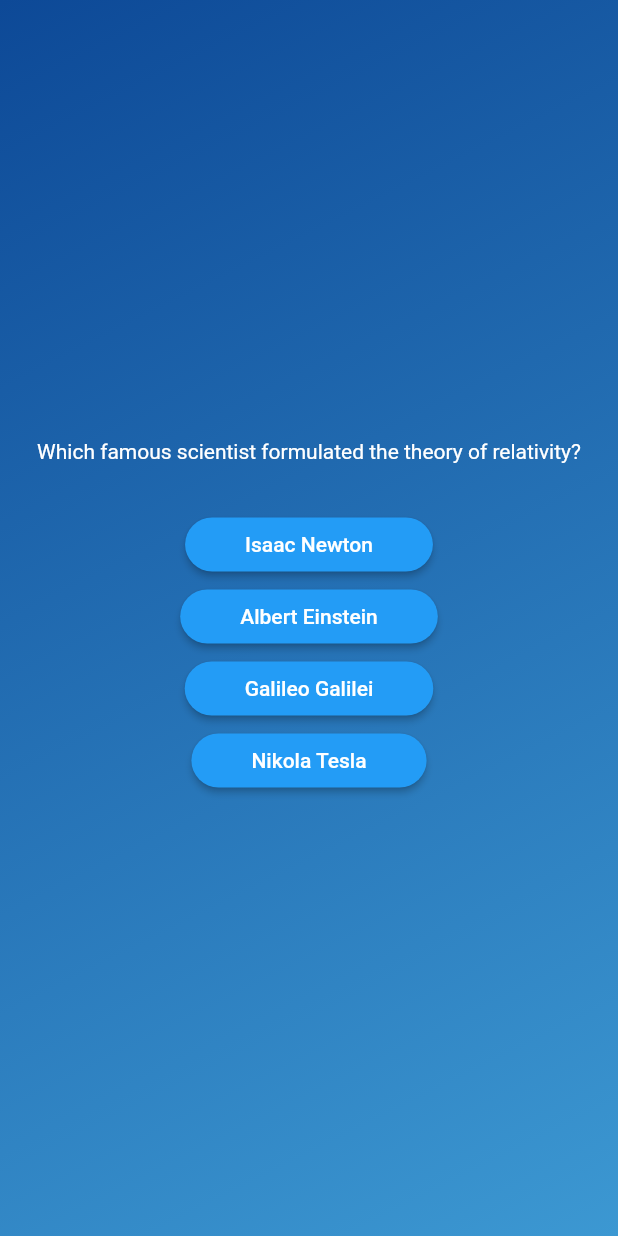
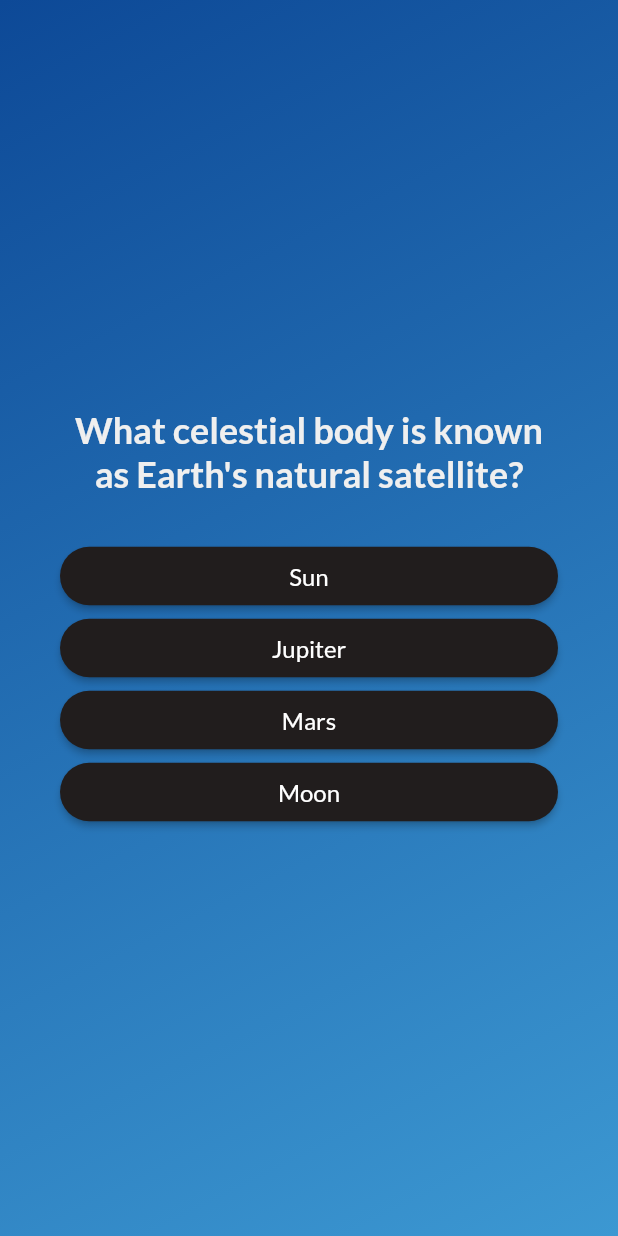
Before and after one commit to PrinceKae/adv, a Flutter app: the screen it shows after launch, after a tap on "Start Quiz", after a tap on "Isaac Newton", on a phone screen of 412 x 824 dp. Run offline on Flutter 3.47's test engine with Material 2 defaults, Android fonts, the phone set to English and light mode, and no system bars; our stand-ins replace google_fonts.

```diff
--- a/lib/answer_button.dart
+++ b/lib/answer_button.dart
@@ -1,4 +1,5 @@
 import 'package:flutter/material.dart';
+import 'package:google_fonts/google_fonts.dart';
 
 class AnswerButton extends StatelessWidget {
   const AnswerButton({
@@ -18,7 +19,7 @@ class AnswerButton extends StatelessWidget {
           horizontal: 40,
           vertical: 10,
         ),
-        backgroundColor: const Color.fromARGB(255, 35, 156, 246),
+        backgroundColor: const Color.fromARGB(255, 33, 29, 29),
         foregroundColor: Colors.white,
         shape: RoundedRectangleBorder(
           borderRadius: BorderRadius.circular(40),
@@ -26,7 +27,11 @@ class AnswerButton extends StatelessWidget {
       ),
       child: Text(
         answerText,
-        style: const TextStyle(fontSize: 14),
+        textAlign: TextAlign.center,
+        style: GoogleFonts.lato(
+          fontSize: 16,
+          color: Colors.white,
+        )
       ),
     );
   }
--- a/lib/data/questions.dart
+++ b/lib/data/questions.dart
@@ -4,25 +4,25 @@ const questions = [
   QuizQuestions(
     'Which famous scientist formulated the theory of relativity?',
     [
+      'Albert Einstein',
       'Isaac Newton',
-      'Albert Einstein',
       'Galileo Galilei',
       'Nikola Tesla',
     ],
   ),
   QuizQuestions(
       'What celestial body is known as Earth\'s natural satellite?', [
+    'Moon',
     'Sun',
     'Mars',
-    'Moon',
     'Jupiter',
   ]),
    QuizQuestions(
     'What do you call the act of leaping from an airplane with a parachute?',
     [
+      'Skydiving',
       'Swimming',
       'Dancing',
-      'Skydiving',
       'Running',
     ],
   ),
@@ -30,19 +30,11 @@ const questions = [
    QuizQuestions(
     'Which African country is known as the "Land of the Pharaohs"?',
     [
+      'Egypt',
       'Morocco',
       'Kenya',
-      ' Egypt',
       'Nigeria',
     ],
   ),
-   QuizQuestions(
-    'What iconic French structure was built in the 19th century as the entrance arch for the 1889 World\'s Fair?',
-    [
-      'Eiffel Tower',
-      'Notre-Dame Cathedral',
-      'Louvre Museum',
-      'Arc de Triomphe',
-    ],
-  ),
+
 ];
--- a/lib/models/quiz_questions.dart
+++ b/lib/models/quiz_questions.dart
@@ -3,4 +3,10 @@ class QuizQuestions{
 
   final String text;
   final List<String> answers;
+
+  List<String> getShuffledAnswers() {
+    final shuffledList = List.of(answers);
+    shuffledList.shuffle();
+    return shuffledList;
+  }
 }
--- a/lib/questions_screen.dart
+++ b/lib/questions_screen.dart
@@ -1,9 +1,15 @@
 import 'package:adv/answer_button.dart';
+import 'package:google_fonts/google_fonts.dart';
 import 'package:flutter/material.dart';
 import 'package:adv/data/questions.dart';
 
 class QuestionsScreen extends StatefulWidget {
-  const QuestionsScreen({super.key});
+  const QuestionsScreen({
+    super.key,
+    required this.onSelectedAnswer,
+  });
+
+  final void Function(String answer) onSelectedAnswer;
 
   @override
   State<QuestionsScreen> createState() {
@@ -12,30 +18,46 @@ class QuestionsScreen extends StatefulWidget {
 }
 
 class _QuestionsScreenState extends State<QuestionsScreen> {
+  var currentQuestionsIndex = 0;
+
+  void answerQuestion(String selectedAnswer) {
+    widget.onSelectedAnswer(selectedAnswer);
+    setState(() {
+      currentQuestionsIndex += 1;
+    });
+  }
+
   @override
   Widget build(context) {
-    final currentQuestion = questions[0];
+    final currentQuestion = questions[currentQuestionsIndex];
 
     return SizedBox(
       width: double.infinity,
+      child: Container(
+        margin: const EdgeInsets.all(40),
         child: Column(
           mainAxisAlignment: MainAxisAlignment.center,
+          crossAxisAlignment: CrossAxisAlignment.stretch,
           children: [
-          Text(
-            currentQuestion.text,
+            Text(currentQuestion.text,
                 textAlign: TextAlign.center,
-            style: const TextStyle(
-              fontSize: 14,
-              color: Colors.white,
-            ),
-          ),
+                style: GoogleFonts.lato(
+                  color: const Color.fromARGB(255, 239, 239, 239),
+                  fontSize: 24,
+                  fontWeight: FontWeight.bold,
+                )),
             const SizedBox(height: 30),
-          ...currentQuestion.answers.map(
-            (answer) => AnswerButton(answerText: answer, onPress: () {}
+            ...currentQuestion.getShuffledAnswers().map(
+                  (answer) => AnswerButton(
+                    answerText: answer,
+                    onPress: (){
+                      answerQuestion(answer);
+                    }
                   ),
                 ),
           ],
         ),
+      ),
     );
   }
 }
--- a/lib/quiz.dart
+++ b/lib/quiz.dart
@@ -1,4 +1,6 @@
 import 'package:flutter/material.dart';
+import 'package:adv/data/questions.dart';
+import 'package:adv/results_screen.dart';
 
 import 'package:adv/start_screen.dart';
 import 'package:adv/questions_screen.dart';
@@ -13,6 +15,7 @@ class Quiz extends StatefulWidget {
 }
 
 class _QuizState extends State<Quiz> {
+  List<String> selectedAnswers = [];
   var activeScreen = 'start-screen';
 
   void switchScreen() {
@@ -21,12 +24,27 @@ class _QuizState extends State<Quiz> {
     });
   }
 
+  void chooseAnswer(String answer){
+    selectedAnswers.add(answer);
+
+    if (selectedAnswers.length == questions.length){
+      setState(() {
+        selectedAnswers = [];
+        activeScreen = 'results-screen';
+      });
+    }
+  }
+
   @override
   Widget build(context) {
     Widget screenWidget = StartScreen(switchScreen);
 
     if (activeScreen == 'questions-screen') {
-      screenWidget = const QuestionsScreen();
+      screenWidget =  QuestionsScreen(onSelectedAnswer: chooseAnswer,);
+    }
+
+    if (activeScreen == 'results-screen') {
+      screenWidget =  const ResultsScreen();
     }
 
     return MaterialApp(
--- a/lib/start_screen.dart
+++ b/lib/start_screen.dart
@@ -1,4 +1,5 @@
 import 'package:flutter/material.dart';
+import 'package:google_fonts/google_fonts.dart';
 
 class StartScreen extends StatelessWidget {
   const StartScreen(this.startQuiz, {super.key});
@@ -24,11 +25,11 @@ class StartScreen extends StatelessWidget {
           //   ),
           // ),
           const SizedBox(height: 80),
-          const Text(
+          Text(
             'Learn Flutter the fun way!',
-            style: TextStyle(
-              color: Color.fromARGB(255, 237, 223, 252),
+            style: GoogleFonts.lato(
               fontSize: 24,
+              color: const Color.fromARGB(150, 255, 255, 255),
             ),
           ),
           const SizedBox(height: 30),
--- a/pubspec.yaml
+++ b/pubspec.yaml
@@ -35,6 +35,7 @@ dependencies:
   # The following adds the Cupertino Icons font to your application.
   # Use with the CupertinoIcons class for iOS style icons.
   cupertino_icons: ^1.0.2
+  google_fonts: ^5.1.0
 
 dev_dependencies:
   flutter_test:
```
Also changed, not shown: lib/results_screen.dart (added, +32 -0 lines), pubspec.lock, 5 other files. Lines whose indentation alone changed are shown as unchanged.
